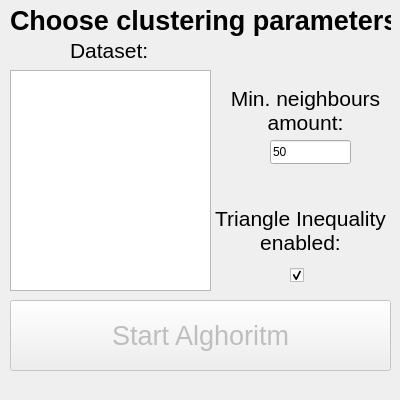
Old version of the form src/forms/StartWindow.ui in the repository wshknmt/NBC-TI.
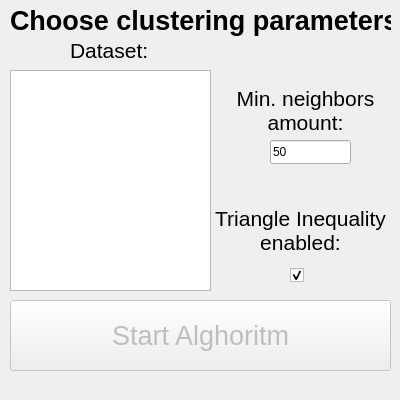
New version of the form.

What changed in the file:
```diff
--- a/src/forms/StartWindow.ui
+++ b/src/forms/StartWindow.ui
@@ -88,7 +88,7 @@
      </font>
     </property>
     <property name="text">
-     <string>Min. neighbours amount:</string>
+     <string>Min. neighbors amount:</string>
     </property>
     <property name="alignment">
      <set>Qt::AlignCenter</set>
```
